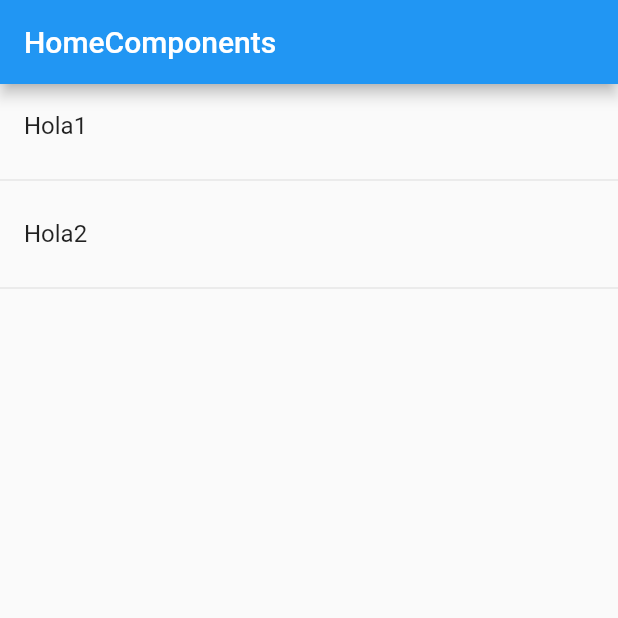
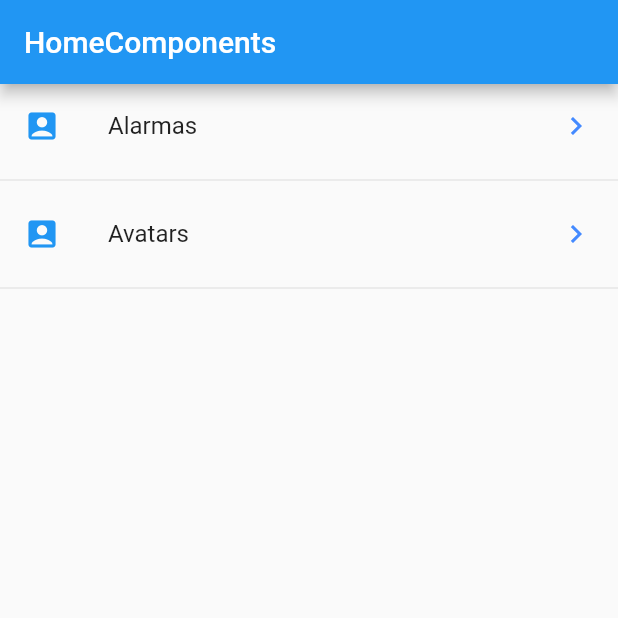
Before and after one commit to jparadae/v-sos, a Flutter app: the screen it shows after launch, on a phone screen of 412 x 824 dp, the top half of it. Run offline on Flutter 3.47's test engine with Material 2 defaults, Android fonts, the phone set to English and light mode, and no system bars.

Commit message:
usanto FutureBuilder en widget read json

```diff
--- a/lib/src/pages/home.dart
+++ b/lib/src/pages/home.dart
@@ -14,18 +14,33 @@ class HomePage extends StatelessWidget {
 
   //NewWidget
   Widget _lista() {
-    print(menuProvider.menu);
-    return ListView(
-      children: _listaItems(),
+    //read json with FutureBuilder recibe el builder para dibujar en la pantalla
+    return FutureBuilder(
+      future: menuProvider.leerJson(),
+      //initialData: [],
+      builder: (BuildContext context, AsyncSnapshot snapshot) {
+        print(snapshot.data);
+        return ListView(
+          children: _listaItems(snapshot.data),
+        );
+      },
     );
   }
 
-  List<Widget> _listaItems() {
-    return [
-      ListTile(title: Text('Hola1')),
-      Divider(),
-      ListTile(title: Text('Hola2')),
-      Divider(),
-    ];
+  List<Widget> _listaItems(List<dynamic> data) {
+    final List<Widget> opciones = [];
+
+    data.forEach((opt) {
+      final widgetTemp = ListTile(
+        title: Text(opt['text']),
+        leading: Icon(Icons.account_box, color: Colors.blue),
+        trailing: Icon(Icons.keyboard_arrow_right, color: Colors.blueAccent),
+        onTap: () {
+          print('accediste al menu bb');
+        },
+      );
+      opciones..add(widgetTemp)..add(Divider());
+    });
+    return opciones;
   }
 }
```
